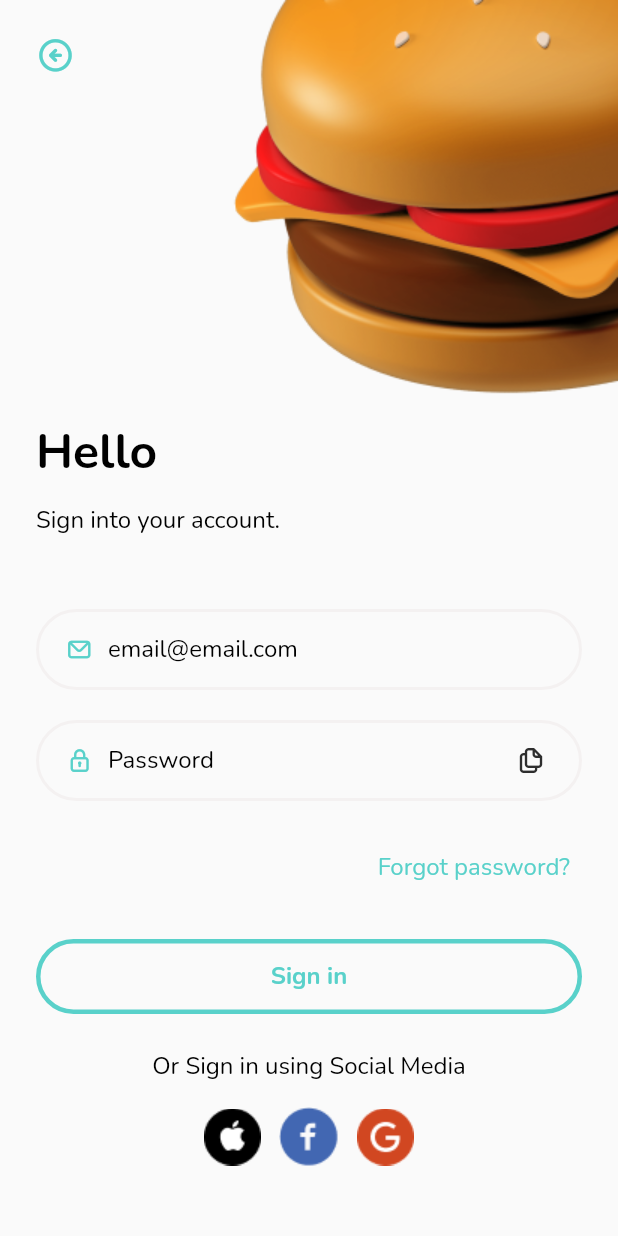
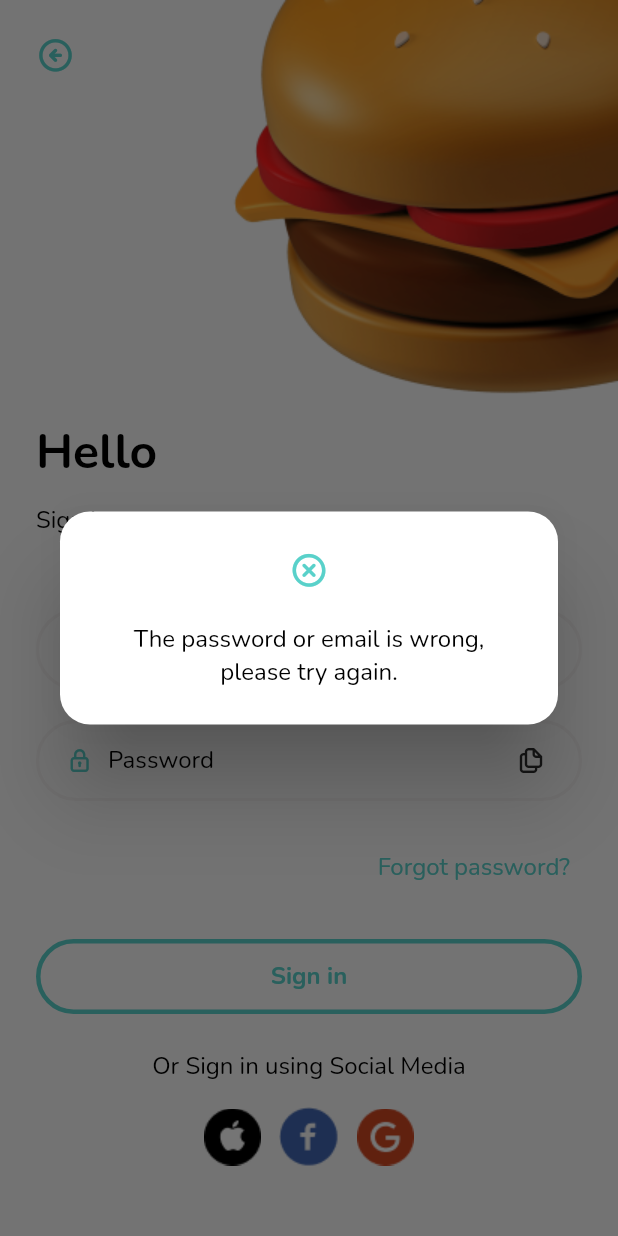
Before and after one commit to Abersoft-Intern/feastly-flutter, a Flutter app: the LoginScreen screen opened by its route, after a tap on "Sign in", on a phone screen of 412 x 824 dp. Run offline on Flutter 3.47's test engine with Material 2 defaults, Android fonts, the light colour scheme and no system bars; our stand-ins replace go_router, google_fonts.

Commit message:
update login
The password or email is wrong.

```diff
--- a/lib/src/presentation/auth/login/login_screen.dart
+++ b/lib/src/presentation/auth/login/login_screen.dart
@@ -42,6 +42,7 @@ class LoginScreen extends StatelessWidget {
                     color: theme.primaryColor,
                   ),
                 ),
+
                 const SizedBox(height: 210.0),
                 gapH20,
                 Text(
@@ -87,9 +88,11 @@ class LoginScreen extends StatelessWidget {
                 gapH24,
                 Button(
                   text: 'Sign in'.hardcoded,
-                  onTap: () {},
+                  onTap: () {_showDialog(context);},
                   variant: ButtonVariant.outlined,
                 ),
+
+
                 gapH24,
                 SizedBox(
                   width: double.infinity,
@@ -109,3 +112,48 @@ class LoginScreen extends StatelessWidget {
     );
   }
 }
+
+void _showDialog(BuildContext context) {
+    final theme = Theme.of(context);
+  showDialog(
+    context: context,
+    builder: (BuildContext context) {
+      return AlertDialog(
+        title: InkWell(
+                  onTap: () {
+                    Navigator.of(context).pop();
+                  },
+                  borderRadius: const BorderRadius.all(
+                    Radius.circular(50.0),
+                  ),
+                  child: Container(
+                 alignment: Alignment.centerRight,
+                 width: 30,
+                  height: 30,
+                  child: Center(
+                      child: Icon(
+                    FeastlyIcon.button_close,
+                    size: 26.0,
+                    color: theme.primaryColor,
+                  ),
+                    )
+                  ),
+
+                ),
+
+                titleTextStyle: TextStyle(fontWeight: FontWeight.bold,color: Colors.black,fontSize: 20),
+                backgroundColor: Colors.white,
+                shape: RoundedRectangleBorder(
+                borderRadius: BorderRadius.all(Radius.circular(20))
+              ),
+                   content: Text('The password or email is wrong, please try again.'.hardcoded,
+                  style: theme.extension<CustomTextTheme>()!.body16Regular!,
+                    textAlign: TextAlign.center,),
+
+      );
+
+    },
+  );
+
+
+}
```
